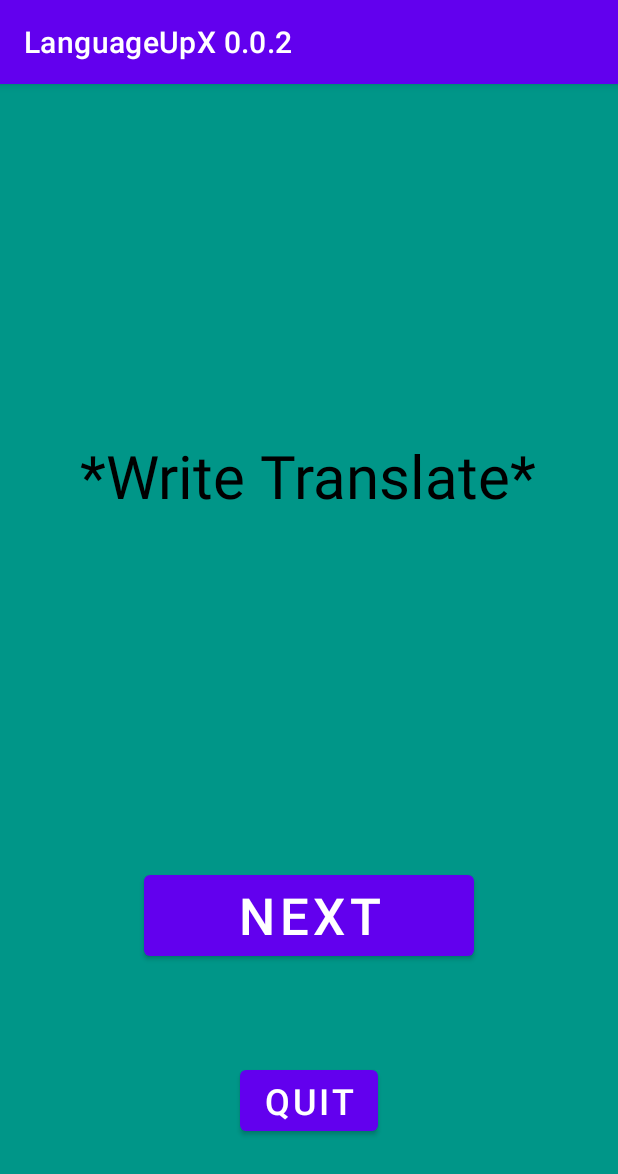
After one commit to Sap-Artem/LanguageUpX, an Android app: the AudiTransslate screen opened directly, with no data from a screen before it, on a phone screen of 412 x 824 dp. The commit adds this screen. Shown: the top 1174 px of the screen. Run offline under Robolectric (Android 15) with nearby library versions, the phone set to English and light mode, and no system bars.

Commit message:
Add files via upload

```diff
--- /dev/null
+++ b/src/main/java/com/example/languageupx002/AudiTransslate.java
@@ -0,0 +1,81 @@
+package com.example.languageupx002;
+
+import static com.example.languageupx002.Table.chet;
+import static com.example.languageupx002.Table.fail;
+import static com.example.languageupx002.Table.k;
+import static com.example.languageupx002.Table.rand1;
+import static com.example.languageupx002.Table.rand2;
+import static com.example.languageupx002.Table.right;
+
+import android.content.ContentValues;
+import android.content.Intent;
+import android.database.Cursor;
+import android.database.sqlite.SQLiteDatabase;
+import android.os.Bundle;
+import android.util.Log;
+import android.widget.Button;
+import android.widget.TextView;
+
+import androidx.appcompat.app.AppCompatActivity;
+
+public class AudiTransslate extends AppCompatActivity {
+    DBhelper  dbHelper;
+
+    @Override
+    protected void onCreate(Bundle savedInstanceState) {
+        super.onCreate(savedInstanceState);
+        setContentView(R.layout.auditransslate);
+        final Button nextButton = (Button) findViewById(R.id.button33);
+        final Button quitButton = (Button) findViewById(R.id.button35);
+        dbHelper = new DBhelper(this);
+        SQLiteDatabase database = dbHelper.getWritableDatabase();
+        Cursor cursor = database.query(DBhelper.TABLE_CONTACTS, null, null, null, null, null, null);
+        ContentValues contentValues = new ContentValues();
+        chet = chet + 1;
+        rand2 = rand2 + rand1;
+        if (rand2>k){
+            rand2 = rand2 - k;
+        }
+        int idIndex = cursor.getColumnIndex(DBhelper.KEY_ID);
+        int nameIndex = cursor.getColumnIndex(DBhelper.KEY_WORD);
+        int emailIndex = cursor.getColumnIndex(DBhelper.KEY_TRANSLATE);
+        if (cursor.moveToFirst()) {
+            do {
+                if (rand2 == cursor.getInt(idIndex)) {
+                    String a = cursor.getString(nameIndex);
+                    //озвучить
+                }
+                if (chet >= k){
+                    chet = 0;
+                    try {
+                        Intent intent = new Intent(AudiTransslate.this, Check.class);
+                        startActivity(intent);
+                        finish();
+                    } catch (Exception e) {
+                        e.printStackTrace();
+                    }
+                }
+            }while (cursor.moveToNext());
+        }
+        nextButton.setOnClickListener((v) -> {
+            try {
+                Intent intent = new Intent(AudiTransslate.this, AudiTransslate.class);
+                startActivity(intent);
+                finish();
+            } catch (Exception e) {
+                e.printStackTrace();
+            }
+
+        });
+        quitButton.setOnClickListener((v) -> {
+            try {
+                Intent intent = new Intent(AudiTransslate.this, MainActivity.class);
+                startActivity(intent);
+                finish();
+            } catch (Exception e) {
+                e.printStackTrace();
+            }
+
+        });
+    }
+}
--- a/src/main/java/com/example/languageupx002/SchoolWord.java
+++ b/src/main/java/com/example/languageupx002/SchoolWord.java
@@ -217,7 +217,6 @@ public class SchoolWord extends AppCompatActivity {
             } catch (Exception e) {
                 e.printStackTrace();
             }
-
         });
         nextButton.setOnClickListener((v) -> {
             if(right > rightold) {
--- /dev/null
+++ b/src/main/res/layout/auditransslate.xml
@@ -0,0 +1,47 @@
+<?xml version="1.0" encoding="utf-8"?>
+<androidx.constraintlayout.widget.ConstraintLayout xmlns:android="http://schemas.android.com/apk/res/android"
+    xmlns:app="http://schemas.android.com/apk/res-auto"
+    xmlns:tools="http://schemas.android.com/tools"
+    android:layout_width="match_parent"
+    android:layout_height="match_parent"
+    android:background="#009688"
+    tools:context=".AddText">
+
+    <TextView
+        android:id="@+id/textView6"
+        android:layout_width="wrap_content"
+        android:layout_height="wrap_content"
+        android:text="*Write Translate*"
+        android:textColor="#000000"
+        android:textSize="40sp"
+        app:layout_constraintBottom_toTopOf="@+id/button33"
+        app:layout_constraintEnd_toEndOf="parent"
+        app:layout_constraintHorizontal_bias="0.496"
+        app:layout_constraintStart_toStartOf="parent"
+        app:layout_constraintTop_toTopOf="parent" />
+
+    <Button
+        android:id="@+id/button33"
+        android:layout_width="0dp"
+        android:layout_height="66dp"
+        android:layout_marginStart="96dp"
+        android:layout_marginEnd="96dp"
+        android:layout_marginBottom="64dp"
+        android:text="Next"
+        android:textSize="34sp"
+        app:layout_constraintBottom_toTopOf="@+id/button35"
+        app:layout_constraintEnd_toEndOf="parent"
+        app:layout_constraintStart_toStartOf="parent" />
+
+    <Button
+        android:id="@+id/button35"
+        android:layout_width="wrap_content"
+        android:layout_height="wrap_content"
+        android:layout_marginBottom="64dp"
+        android:text="Quit"
+        android:textSize="24sp"
+        app:layout_constraintBottom_toBottomOf="parent"
+        app:layout_constraintEnd_toEndOf="parent"
+        app:layout_constraintStart_toStartOf="parent" />
+
+</androidx.constraintlayout.widget.ConstraintLayout>
```
Also changed, not shown: src/main/AndroidManifest.xml (+16 -0 lines), src/main/java/com/example/languageupx002/Check.java (added, +78 -0 lines), src/main/java/com/example/languageupx002/MainActivity.java (+10 -0 lines), src/main/res/layout/check.xml (added, +54 -0 lines).
